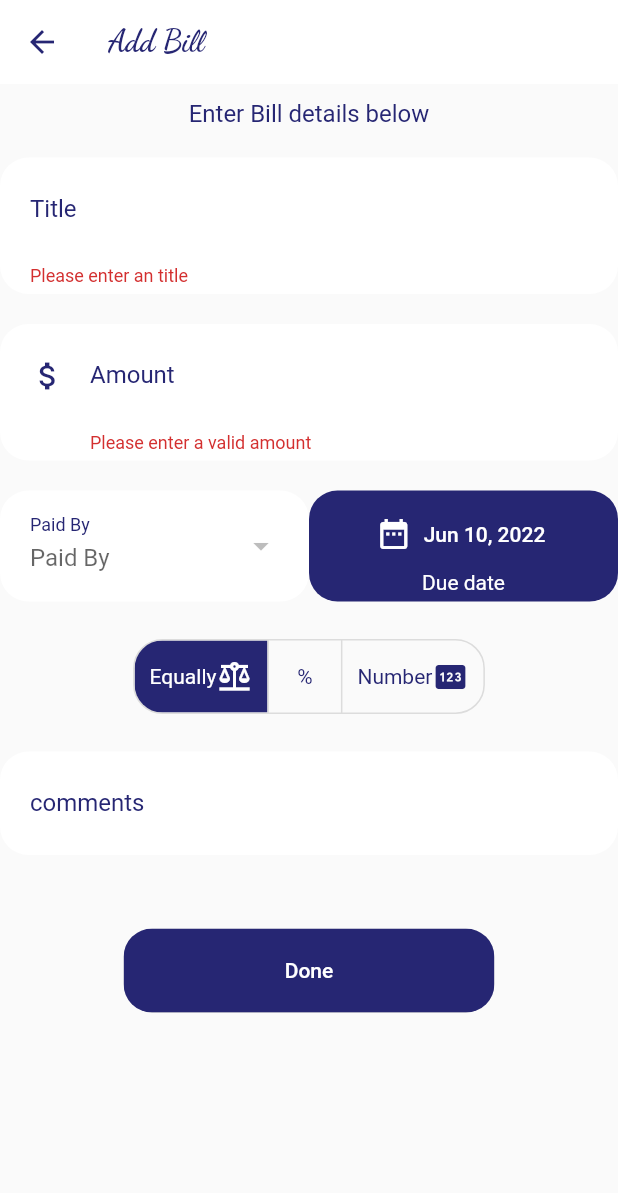
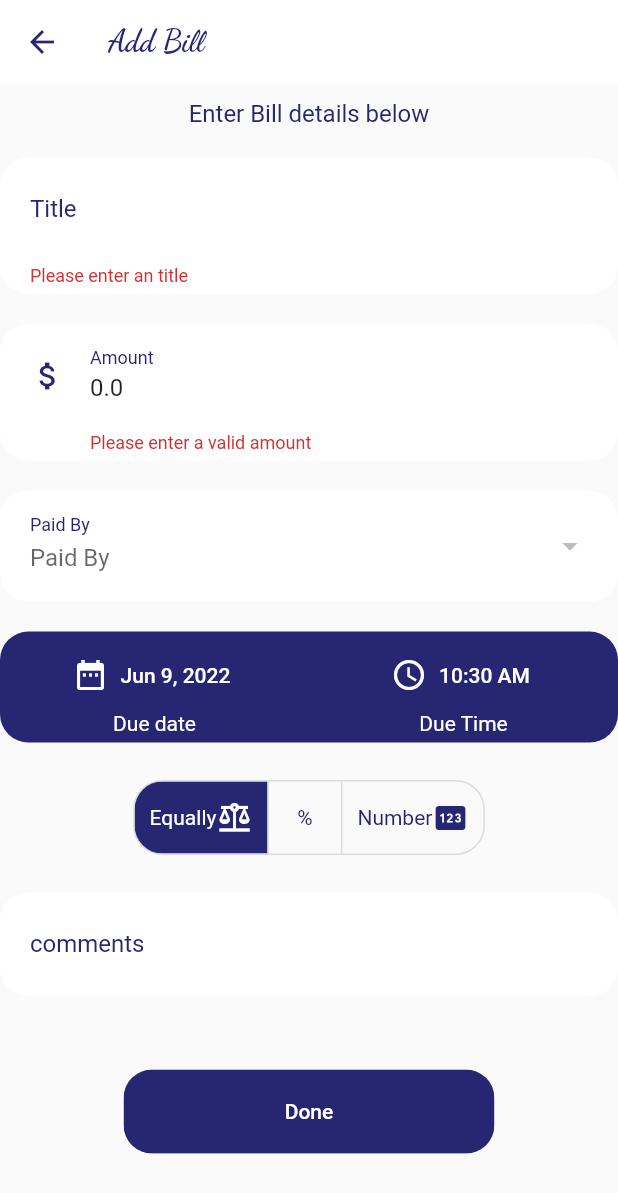
Before and after one commit to ManishKumar97/Bill-Share, a Flutter app: the AddBill screen opened directly with empty values, after a tap on "Done", on a phone screen of 412 x 824 dp. Shown: the top 1193 px of the screen. Run offline on Flutter 3.47's test engine with Material 2 defaults, Android fonts, the light colour scheme and no system bars; drawn by our look-alikes of overlay_support; our stand-ins replace cloud_firestore, firebase_auth, firebase_core, firebase_messaging, flutter_spinkit; accounts and stored records are empty.

Commit message:
Edit Bills

```diff
--- a/lib/models/notification.dart
+++ b/lib/models/notification.dart
@@ -6,7 +6,12 @@ part 'notification.g.dart';
 class billNotification {
   final String? notificationId;
   final bool status;
-  final DateTime? whenToNotify;
+  final int year;
+  final int month;
+  final int day;
+  final int hours;
+  final int minutes;
+
   final String token;
   final String title;
   final String body;
@@ -14,7 +19,11 @@ class billNotification {
   billNotification(
       {required this.notificationId,
       required this.status,
-      required this.whenToNotify,
+      required this.year,
+      required this.month,
+      required this.day,
+      required this.hours,
+      required this.minutes,
       required this.token,
       required this.title,
       required this.body,
--- a/lib/views/bills/addBill.dart
+++ b/lib/views/bills/addBill.dart
@@ -14,7 +14,9 @@ import 'package:flutter/services.dart';
 class AddBill extends StatefulWidget {
   final AppUser loggedInUser;
   final Group group;
-  const AddBill({Key? key, required this.loggedInUser, required this.group})
+  Bill? bill;
+  AddBill(
+      {Key? key, required this.loggedInUser, required this.group, this.bill})
       : super(key: key);
 
   @override
@@ -25,7 +27,8 @@ class _AddBillState extends State<AddBill> {
   String title = '';
   double amount = 0.0;
   String paidBy = "";
-  DateTime dueDate = DateTime.now().add(const Duration(days: 1));
+  DateTime dueDate = DateTime.now();
+  TimeOfDay dueTime = TimeOfDay.now();
   List<bool> splitTypes = [true, false, false];
   Map<String, double> equalShares = {};
   Map<String, double> percentageShares = {};
@@ -43,25 +46,74 @@ class _AddBillState extends State<AddBill> {
   @override
   void initState() {
     friendsCount = widget.group.membersUids.length;
+    paidBy = widget.loggedInUser.uid;
+    if (widget.bill != null) {
+      title = widget.bill!.title;
+      amount = widget.bill!.amount;
+      dueDate = widget.bill!.dueDate;
+      paidBy = widget.bill!.paidBy;
+      comments = widget.bill!.comments!;
+    }
 
-    paidBy = widget.loggedInUser.uid;
     widget.group.members.forEach((key, value) {
       double v = 0.0;
+      if (widget.bill != null && widget.bill!.memberShares.containsKey(key)) {
+        v = widget.bill!.memberShares[key]!;
+        if (widget.bill!.splittype == splitType.equally) {
+          equalShares[key] = v;
+          isEqualShareChecked[key] = true;
+        } else if (widget.bill!.splittype == splitType.percentage) {
+          percentageShares[key] = v;
+        } else if (widget.bill!.splittype == splitType.number) {
+          numberShares[key] = v;
+        }
+      } else {
         equalShares[key] = v;
         percentageShares[key] = v;
         numberShares[key] = v;
         isEqualShareChecked[key] = false;
+      }
     });
     controllers =
         List.generate(2 * friendsCount, (index) => TextEditingController());
     super.initState();
   }
 
+  Future<void> _selectTime(BuildContext context) async {
+    final TimeOfDay? picked = await showTimePicker(
+      context: context,
+      initialTime: dueTime,
+      builder: (context, child) {
+        return Theme(
+          data: Theme.of(context).copyWith(
+            colorScheme: const ColorScheme.light(
+              primary: kPrimaryColor, // header background color
+              onPrimary: Colors.white, // header text color
+              onSurface: Colors.black, // body text color
+            ),
+            textButtonTheme: TextButtonThemeData(
+              style: TextButton.styleFrom(
+                primary: kPrimaryColor, // button text color
+              ),
+            ),
+          ),
+          child: child!,
+        );
+      },
+    );
+
+    if (picked != null && picked != dueTime) {
+      setState(() {
+        dueTime = picked;
+      });
+    }
+  }
+
   Future<void> _selectDate(BuildContext context) async {
     final DateTime? picked = await showDatePicker(
       context: context,
       initialDate: dueDate,
-      firstDate: DateTime.now().add(const Duration(days: 1)),
+      firstDate: DateTime.now(),
       lastDate: DateTime(2101),
       builder: (context, child) {
         return Theme(
@@ -151,8 +203,16 @@ class _AddBillState extends State<AddBill> {
         } else if (splitTypes[2]) {
           values = numberShares;
         }
-        comments += "\n ${widget.loggedInUser.name} added the bill";
+        if (widget.bill == null) {
+          comments += "\n-- ${widget.loggedInUser.name} added the bill";
+        } else if (widget.bill != null) {
+          comments += "\n-- ${widget.loggedInUser.name} updated the bill";
+        }
+        dueDate = DateTime(dueDate.year, dueDate.month, dueDate.day,
+            dueTime.hour, dueTime.minute);
+        String billId = (widget.bill != null) ? widget.bill!.billId : "";
         await _db.addBill(
+          billId,
           title,
           amount,
           dueDate,
@@ -214,6 +274,7 @@ class _AddBillState extends State<AddBill> {
                         borderRadius: BorderRadius.circular(19),
                       ),
                       child: TextFormField(
+                        initialValue: title,
                         onChanged: (value) {
                           setState(() => title = value);
                         },
@@ -241,6 +302,7 @@ class _AddBillState extends State<AddBill> {
                         borderRadius: BorderRadius.circular(19),
                       ),
                       child: TextFormField(
+                        initialValue: amount.toString(),
                         onChanged: (value) {
                           if (double.tryParse(value) != null) {
                             setState(() => amount = double.parse(value));
@@ -269,14 +331,11 @@ class _AddBillState extends State<AddBill> {
                         ),
                       ),
                     ),
-                    Row(
-                      mainAxisAlignment: MainAxisAlignment.spaceEvenly,
-                      children: [
                     Container(
                       margin: const EdgeInsets.symmetric(vertical: 10),
                       padding: const EdgeInsets.symmetric(
                           horizontal: 20, vertical: 5),
-                          width: size.width / 2,
+                      width: size.width,
                       decoration: BoxDecoration(
                         color: Colors.white,
                         borderRadius: BorderRadius.circular(19),
@@ -310,14 +369,19 @@ class _AddBillState extends State<AddBill> {
                         },
                       ),
                     ),
+                    Row(
+                      mainAxisAlignment: MainAxisAlignment.spaceEvenly,
+                      children: [
                         Container(
                           margin: const EdgeInsets.symmetric(vertical: 10),
                           padding: const EdgeInsets.symmetric(
                               horizontal: 20, vertical: 5),
                           width: size.width / 2,
-                          decoration: BoxDecoration(
+                          decoration: const BoxDecoration(
                             color: kPrimaryColor,
-                            borderRadius: BorderRadius.circular(19),
+                            borderRadius: BorderRadius.only(
+                                topLeft: Radius.circular(19.0),
+                                bottomLeft: Radius.circular(19.0)),
                           ),
                           child: Column(
                             children: [
@@ -338,6 +402,41 @@ class _AddBillState extends State<AddBill> {
                               ),
                               const Text(
                                 "Due date",
+                                style: TextStyle(color: Colors.white),
+                              ),
+                            ],
+                          ),
+                        ),
+                        Container(
+                          margin: const EdgeInsets.symmetric(vertical: 10),
+                          padding: const EdgeInsets.symmetric(
+                              horizontal: 20, vertical: 5),
+                          width: size.width / 2,
+                          decoration: const BoxDecoration(
+                            color: kPrimaryColor,
+                            borderRadius: BorderRadius.only(
+                                topRight: Radius.circular(19.0),
+                                bottomRight: Radius.circular(19.0)),
+                          ),
+                          child: Column(
+                            children: [
+                              ElevatedButton.icon(
+                                icon: const Icon(
+                                  Icons.schedule,
+                                  color: Colors.white,
+                                  size: 24.0,
+                                ),
+                                label: Text(dueTime.format(context)),
+                                onPressed: () {
+                                  _selectTime(context);
+                                },
+                                style: ElevatedButton.styleFrom(
+                                  primary: kPrimaryColor,
+                                  elevation: 0.0,
+                                ),
+                              ),
+                              const Text(
+                                "Due Time",
                                 style: TextStyle(color: Colors.white),
                               ),
                             ],
@@ -554,6 +653,10 @@ class _AddBillState extends State<AddBill> {
                                       borderRadius: BorderRadius.circular(19),
                                     ),
                                     child: TextFormField(
+                                      // initialValue:
+                                      //     (numberShares[key].toString() != "")
+                                      //         ? numberShares[key].toString()
+                                      //         : "",
                                       controller:
                                           controllers[index + friendsCount],
                                       textAlign: TextAlign.center,
@@ -603,6 +706,7 @@ class _AddBillState extends State<AddBill> {
                         borderRadius: BorderRadius.circular(19),
                       ),
                       child: TextFormField(
+                        initialValue: comments,
                         onChanged: (value) {
                           setState(() => comments = value);
                         },
--- a/lib/views/shared/stats.dart
+++ b/lib/views/shared/stats.dart
@@ -49,7 +49,7 @@ class _StatsState extends State<Stats> {
                       )),
                   const SizedBox(height: 10),
                   Text(
-                    "${widget.owesAmount}",
+                    "\$${widget.owesAmount}",
                     style: const TextStyle(
                       fontSize: 40,
                       color: Colors.white,
@@ -72,7 +72,7 @@ class _StatsState extends State<Stats> {
                       )),
                   const SizedBox(height: 10),
                   Text(
-                    "${widget.getAmount}",
+                    "\$${widget.getAmount}",
                     style: const TextStyle(
                       fontSize: 40,
                       color: Colors.white,
```
Also changed, not shown: lib/services/database.dart (+92 -6 lines), lib/models/notification.g.dart, 1 other file. Lines whose indentation alone changed are shown as unchanged.
